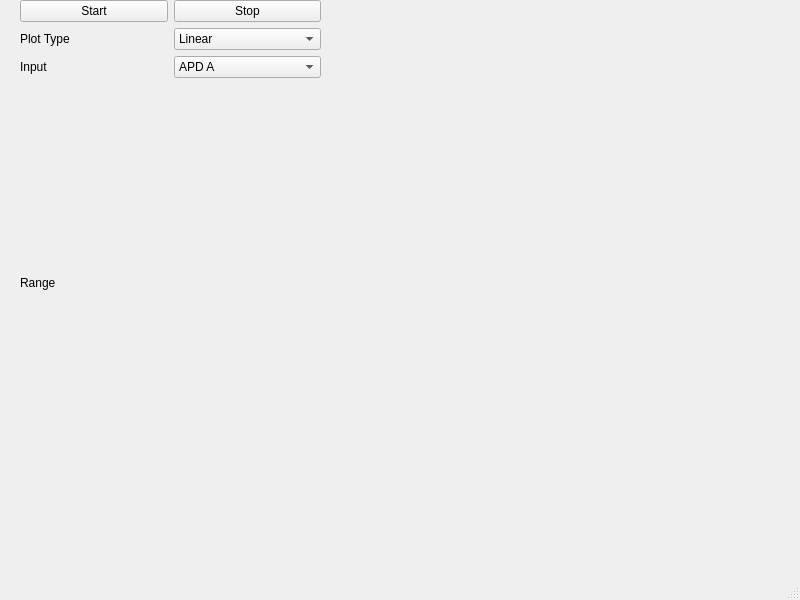
tugatoconhelado/Qoptics_exp, file src/qudi/gui/polarization/polarization.ui: the form before one commit.
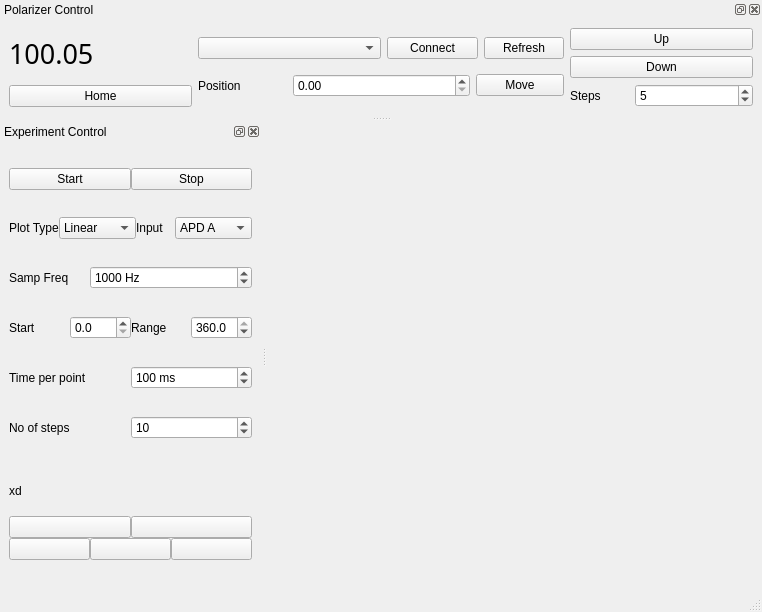
The form after the commit. Icons and pictures are not drawn.

Commit message: Polarization measurements and some improvements with laser power control on images

The edit to the form file:
```diff
--- a/src/qudi/gui/polarization/polarization.ui
+++ b/src/qudi/gui/polarization/polarization.ui
@@ -6,35 +6,86 @@
    <rect>
     <x>0</x>
     <y>0</y>
-    <width>800</width>
-    <height>600</height>
+    <width>762</width>
+    <height>612</height>
    </rect>
   </property>
   <property name="windowTitle">
    <string>Polarization Measurement</string>
   </property>
   <widget class="QWidget" name="centralwidget">
-   <widget class="QWidget" name="verticalLayoutWidget">
+   <layout class="QVBoxLayout" name="verticalLayout_3">
+    <item>
+     <layout class="QHBoxLayout" name="plot_layout"/>
+    </item>
+   </layout>
+  </widget>
+  <widget class="QMenuBar" name="menubar">
     <property name="geometry">
      <rect>
-      <x>20</x>
+     <x>0</x>
       <y>0</y>
-      <width>301</width>
-      <height>481</height>
-     </rect>
-    </property>
-    <layout class="QVBoxLayout" name="verticalLayout">
-     <item>
+     <width>762</width>
+     <height>21</height>
+    </rect>
+   </property>
+  </widget>
+  <widget class="QStatusBar" name="statusbar"/>
+  <widget class="QDockWidget" name="experiment_control_dockwidget">
+   <property name="sizePolicy">
+    <sizepolicy hsizetype="Preferred" vsizetype="Expanding">
+     <horstretch>0</horstretch>
+     <verstretch>0</verstretch>
+    </sizepolicy>
+   </property>
+   <property name="minimumSize">
+    <size>
+     <width>261</width>
+     <height>238</height>
+    </size>
+   </property>
+   <property name="allowedAreas">
+    <set>Qt::AllDockWidgetAreas</set>
+   </property>
+   <property name="windowTitle">
+    <string>Experiment Control</string>
+   </property>
+   <attribute name="dockWidgetArea">
+    <number>1</number>
+   </attribute>
+   <widget class="QWidget" name="dockWidgetContents">
       <layout class="QHBoxLayout" name="horizontalLayout">
+     <property name="spacing">
+      <number>0</number>
+     </property>
+     <property name="leftMargin">
+      <number>9</number>
+     </property>
+     <property name="topMargin">
+      <number>0</number>
+     </property>
+     <property name="rightMargin">
+      <number>9</number>
+     </property>
+     <property name="bottomMargin">
+      <number>0</number>
+     </property>
        <item>
-        <widget class="QPushButton" name="pushButton">
+      <layout class="QVBoxLayout" name="experiment_control_layout" stretch="1,1,1,1,1,1,1">
+       <property name="spacing">
+        <number>0</number>
+       </property>
+       <item>
+        <layout class="QHBoxLayout" name="start_stop_layout" stretch="1,1">
+         <item>
+          <widget class="QPushButton" name="start_button">
          <property name="text">
           <string>Start</string>
          </property>
         </widget>
        </item>
        <item>
-        <widget class="QPushButton" name="pushButton_2">
+          <widget class="QPushButton" name="stop_button">
          <property name="text">
           <string>Stop</string>
          </property>
@@ -43,16 +94,16 @@
       </layout>
      </item>
      <item>
-      <layout class="QHBoxLayout" name="horizontalLayout_2">
+        <layout class="QHBoxLayout" name="plot_type_layout" stretch="1,2,1,2">
        <item>
-        <widget class="QLabel" name="label">
+          <widget class="QLabel" name="plot_type_label">
          <property name="text">
           <string>Plot Type</string>
          </property>
         </widget>
        </item>
        <item>
-        <widget class="QComboBox" name="comboBox">
+          <widget class="QComboBox" name="plot_type_combobox">
          <item>
           <property name="text">
            <string>Linear</string>
@@ -65,19 +116,15 @@
          </item>
         </widget>
        </item>
-      </layout>
-     </item>
      <item>
-      <layout class="QHBoxLayout" name="horizontalLayout_3">
-       <item>
-        <widget class="QLabel" name="label_2">
+          <widget class="QLabel" name="input_label">
          <property name="text">
           <string>Input</string>
          </property>
         </widget>
        </item>
        <item>
-        <widget class="QComboBox" name="comboBox_2">
+          <widget class="QComboBox" name="input_combobox">
          <item>
           <property name="text">
            <string>APD A</string>
@@ -98,31 +145,332 @@
       </layout>
      </item>
      <item>
-      <layout class="QHBoxLayout" name="horizontalLayout_4">
+        <layout class="QHBoxLayout" name="samp_freq_layout" stretch="1,2">
        <item>
-        <widget class="QLabel" name="label_3">
+          <widget class="QLabel" name="samp_freq_label">
+           <property name="text">
+            <string>Samp Freq</string>
+           </property>
+          </widget>
+         </item>
+         <item>
+          <widget class="QSpinBox" name="samp_freq_spinbox">
+           <property name="suffix">
+            <string> Hz</string>
+           </property>
+           <property name="maximum">
+            <number>1000000000</number>
+           </property>
+           <property name="value">
+            <number>1000</number>
+           </property>
+          </widget>
+         </item>
+        </layout>
+       </item>
+       <item>
+        <layout class="QHBoxLayout" name="start_range_layout" stretch="1,1,1,1">
+         <item>
+          <widget class="QLabel" name="start_label">
+           <property name="text">
+            <string>Start</string>
+           </property>
+          </widget>
+         </item>
+         <item>
+          <widget class="QDoubleSpinBox" name="start_angle_spinbox">
+           <property name="decimals">
+            <number>1</number>
+           </property>
+           <property name="maximum">
+            <double>360.000000000000000</double>
+           </property>
+          </widget>
+         </item>
+         <item>
+          <widget class="QLabel" name="range_label">
          <property name="text">
           <string>Range</string>
          </property>
         </widget>
        </item>
-      </layout>
-     </item>
-    </layout>
-   </widget>
-  </widget>
-  <widget class="QMenuBar" name="menubar">
-   <property name="geometry">
-    <rect>
-     <x>0</x>
-     <y>0</y>
-     <width>800</width>
-     <height>43</height>
-    </rect>
-   </property>
-  </widget>
-  <widget class="QStatusBar" name="statusbar"/>
- </widget>
- <resources/>
+         <item>
+          <widget class="QDoubleSpinBox" name="range_angle_spinbox">
+           <property name="decimals">
+            <number>1</number>
+           </property>
+           <property name="maximum">
+            <double>360.000000000000000</double>
+           </property>
+           <property name="value">
+            <double>360.000000000000000</double>
+           </property>
+          </widget>
+         </item>
+        </layout>
+       </item>
+       <item>
+        <layout class="QHBoxLayout" name="horizontalLayout_3" stretch="1,1">
+         <item>
+          <widget class="QLabel" name="time_per_point_label">
+           <property name="text">
+            <string>Time per point</string>
+           </property>
+          </widget>
+         </item>
+         <item>
+          <widget class="QSpinBox" name="time_per_point_spinbox">
+           <property name="suffix">
+            <string> ms</string>
+           </property>
+           <property name="maximum">
+            <number>1000</number>
+           </property>
+           <property name="value">
+            <number>100</number>
+           </property>
+          </widget>
+         </item>
+        </layout>
+       </item>
+       <item>
+        <layout class="QHBoxLayout" name="horizontalLayout_2" stretch="1,1">
+         <item>
+          <widget class="QLabel" name="no_of_steps_label">
+           <property name="text">
+            <string>No of steps</string>
+           </property>
+          </widget>
+         </item>
+         <item>
+          <widget class="QSpinBox" name="no_of_steps_spinbox">
+           <property name="maximum">
+            <number>1000</number>
+           </property>
+           <property name="value">
+            <number>10</number>
+           </property>
+          </widget>
+         </item>
+        </layout>
+       </item>
+       <item>
+        <layout class="QVBoxLayout" name="verticalLayout" stretch="1,1,1">
+         <item>
+          <widget class="QLabel" name="filename_label">
+           <property name="maximumSize">
+            <size>
+             <width>16777215</width>
+             <height>50</height>
+            </size>
+           </property>
+           <property name="text">
+            <string>xd</string>
+           </property>
+          </widget>
+         </item>
+         <item>
+          <layout class="QHBoxLayout" name="horizontalLayout_5" stretch="1,1">
+           <item>
+            <widget class="QPushButton" name="save_button">
+             <property name="text">
+              <string/>
+             </property>
+             <property name="icon">
+              <iconset resource="../../../../artwork/qudi_icons.qrc">
+               <normaloff>:/icons/icons/save.png</normaloff>:/icons/icons/save.png</iconset>
+             </property>
+            </widget>
+           </item>
+           <item>
+            <widget class="QPushButton" name="delete_button">
+             <property name="text">
+              <string/>
+             </property>
+             <property name="icon">
+              <iconset resource="../../../../artwork/qudi_icons.qrc">
+               <normaloff>:/icons/icons/delete.png</normaloff>:/icons/icons/delete.png</iconset>
+             </property>
+            </widget>
+           </item>
+          </layout>
+         </item>
+         <item>
+          <layout class="QHBoxLayout" name="horizontalLayout_4" stretch="1,1,1">
+           <item>
+            <widget class="QPushButton" name="load_button">
+             <property name="text">
+              <string/>
+             </property>
+             <property name="icon">
+              <iconset resource="../../../../artwork/qudi_icons.qrc">
+               <normaloff>:/icons/icons/load.png</normaloff>:/icons/icons/load.png</iconset>
+             </property>
+            </widget>
+           </item>
+           <item>
+            <widget class="QPushButton" name="previous_button">
+             <property name="text">
+              <string/>
+             </property>
+             <property name="icon">
+              <iconset resource="../../../../artwork/qudi_icons.qrc">
+               <normaloff>:/icons/icons/previous.png</normaloff>:/icons/icons/previous.png</iconset>
+             </property>
+            </widget>
+           </item>
+           <item>
+            <widget class="QPushButton" name="next_button">
+             <property name="text">
+              <string/>
+             </property>
+             <property name="icon">
+              <iconset resource="../../../../artwork/qudi_icons.qrc">
+               <normaloff>:/icons/icons/next.png</normaloff>:/icons/icons/next.png</iconset>
+             </property>
+            </widget>
+           </item>
+          </layout>
+         </item>
+        </layout>
+       </item>
+      </layout>
+     </item>
+    </layout>
+   </widget>
+  </widget>
+  <widget class="QDockWidget" name="polarizer_control_widget">
+   <property name="windowTitle">
+    <string>Polarizer Control</string>
+   </property>
+   <attribute name="dockWidgetArea">
+    <number>4</number>
+   </attribute>
+   <widget class="QWidget" name="dockWidgetContents_2">
+    <layout class="QHBoxLayout" name="horizontalLayout_8" stretch="1,2,1">
+     <item>
+      <layout class="QVBoxLayout" name="status_layout">
+       <item>
+        <widget class="QLabel" name="current_position_label">
+         <property name="font">
+          <font>
+           <family>MS Gothic</family>
+           <pointsize>20</pointsize>
+          </font>
+         </property>
+         <property name="text">
+          <string>100.05</string>
+         </property>
+        </widget>
+       </item>
+       <item>
+        <layout class="QHBoxLayout" name="home_layout">
+         <item>
+          <widget class="QPushButton" name="home_button">
+           <property name="text">
+            <string>Home</string>
+           </property>
+          </widget>
+         </item>
+        </layout>
+       </item>
+      </layout>
+     </item>
+     <item>
+      <layout class="QVBoxLayout" name="middle_layout">
+       <item>
+        <layout class="QHBoxLayout" name="connection_layout" stretch="2,1,0">
+         <item>
+          <widget class="QComboBox" name="devices_combobox"/>
+         </item>
+         <item>
+          <widget class="QPushButton" name="connect_button">
+           <property name="text">
+            <string>Connect</string>
+           </property>
+          </widget>
+         </item>
+         <item>
+          <widget class="QPushButton" name="refresh_button">
+           <property name="text">
+            <string>Refresh</string>
+           </property>
+          </widget>
+         </item>
+        </layout>
+       </item>
+       <item>
+        <layout class="QHBoxLayout" name="move_layout" stretch="1,2,1">
+         <item>
+          <widget class="QLabel" name="position_label">
+           <property name="text">
+            <string>Position</string>
+           </property>
+          </widget>
+         </item>
+         <item>
+          <widget class="QDoubleSpinBox" name="position_spinbox">
+           <property name="maximum">
+            <double>360.000000000000000</double>
+           </property>
+          </widget>
+         </item>
+         <item>
+          <widget class="QPushButton" name="move_button">
+           <property name="text">
+            <string>Move</string>
+           </property>
+          </widget>
+         </item>
+        </layout>
+       </item>
+      </layout>
+     </item>
+     <item>
+      <layout class="QVBoxLayout" name="jog_layout">
+       <item>
+        <widget class="QPushButton" name="up_button">
+         <property name="text">
+          <string>Up</string>
+         </property>
+        </widget>
+       </item>
+       <item>
+        <widget class="QPushButton" name="down_button">
+         <property name="text">
+          <string>Down</string>
+         </property>
+        </widget>
+       </item>
+       <item>
+        <layout class="QHBoxLayout" name="steps_layout" stretch="1,2">
+         <item>
+          <widget class="QLabel" name="steps_label">
+           <property name="text">
+            <string>Steps</string>
+           </property>
+          </widget>
+         </item>
+         <item>
+          <widget class="QSpinBox" name="polarizer_steps_spinbox">
+           <property name="maximum">
+            <number>360</number>
+           </property>
+           <property name="value">
+            <number>5</number>
+           </property>
+          </widget>
+         </item>
+        </layout>
+       </item>
+      </layout>
+     </item>
+    </layout>
+   </widget>
+  </widget>
+ </widget>
+ <resources>
+  <include location="../../../../artwork/qudi_icons.qrc"/>
+ </resources>
  <connections/>
 </ui>
```
Lines whose indentation alone changed are shown as unchanged. The commit also changes 12 other files.
